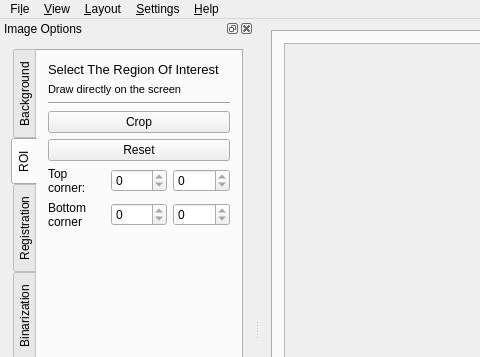
First picture: the form in src/interactive.ui, repository FastTrackOrg/FastTrack, before the edit; both pictures show x 0 to 480 and y 0 to 357 of the 1211 by 898 pixel window.
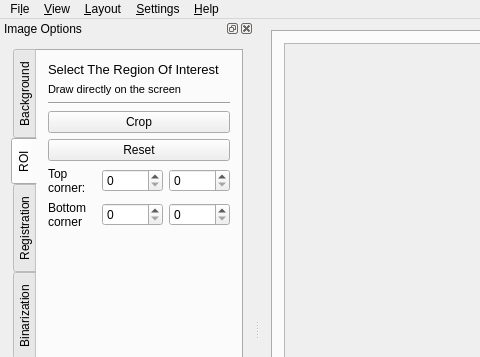
Second picture: the form after the edit. The open tabs and pages were chosen to show the change. Custom widgets are drawn as their Qt base class.

Commit message: [fix] interactive: fix ROI not loaded from cfg

```diff
--- a/src/interactive.ui
+++ b/src/interactive.ui
@@ -651,16 +651,28 @@
            </item>
            <item>
             <widget class="QSpinBox" name="x2">
-             <property name="readOnly">
+             <property name="enabled">
               <bool>true</bool>
              </property>
+             <property name="readOnly">
+              <bool>false</bool>
+             </property>
+             <property name="maximum">
+              <number>99999</number>
+             </property>
             </widget>
            </item>
            <item>
             <widget class="QSpinBox" name="y2">
-             <property name="readOnly">
+             <property name="enabled">
               <bool>true</bool>
              </property>
+             <property name="readOnly">
+              <bool>false</bool>
+             </property>
+             <property name="maximum">
+              <number>99999</number>
+             </property>
             </widget>
            </item>
           </layout>
@@ -696,16 +708,28 @@
            </item>
            <item>
             <widget class="QSpinBox" name="x1">
-             <property name="readOnly">
+             <property name="enabled">
               <bool>true</bool>
              </property>
+             <property name="readOnly">
+              <bool>false</bool>
+             </property>
+             <property name="maximum">
+              <number>99999</number>
+             </property>
             </widget>
            </item>
            <item>
             <widget class="QSpinBox" name="y1">
-             <property name="readOnly">
+             <property name="enabled">
               <bool>true</bool>
              </property>
+             <property name="readOnly">
+              <bool>false</bool>
+             </property>
+             <property name="maximum">
+              <number>99999</number>
+             </property>
             </widget>
            </item>
           </layout>
```
Left out of the diff: 44 changed lines with no effect on the pictures. The commit also changes 1 other file.
